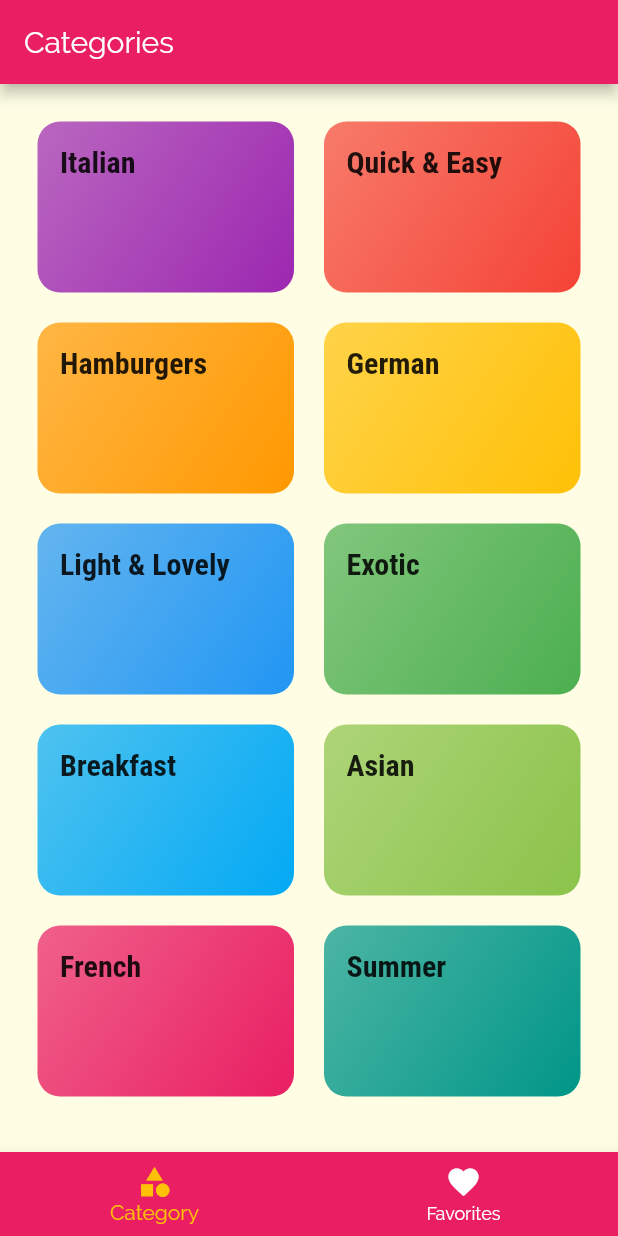
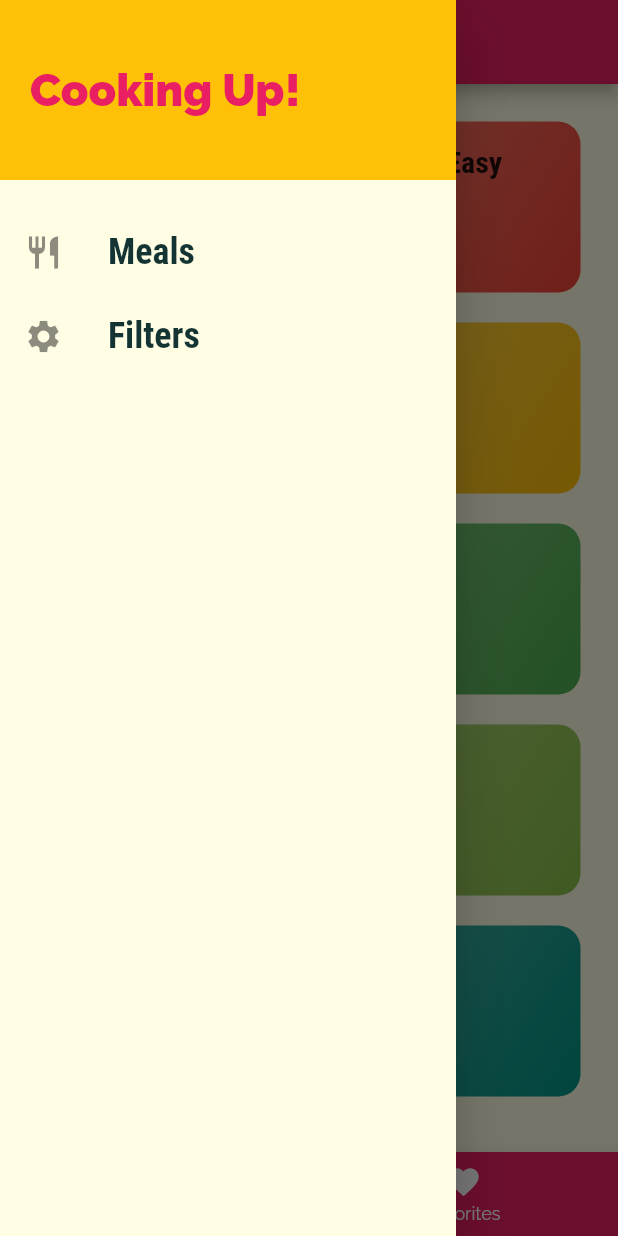
Before and after one commit to FrancaTM/meals-app, a Flutter app: the screen it shows after launch, with the side drawer open (before the commit the screen has no drawer), on a phone screen of 412 x 824 dp. Run offline on Flutter 3.47's test engine with Material 2 defaults, Android fonts, the phone set to English and light mode, and no system bars.

Commit message:
add drawer screen

```diff
--- a/lib/main.dart
+++ b/lib/main.dart
@@ -1,6 +1,7 @@
 import 'package:flutter/material.dart';
 import 'package:meals_app/screens/categories_screen.dart';
 import 'package:meals_app/screens/category_meals_screen.dart';
+import 'package:meals_app/screens/filters_screen.dart';
 import 'package:meals_app/screens/meal_detail_screen.dart';
 import 'package:meals_app/screens/tabs_screen.dart';
 
@@ -36,6 +37,7 @@ class MyApp extends StatelessWidget {
         CategoriesScreen.routeName: (context) => TabsScreen(),
         CategoryMealsScreen.routeName: (context) => CategoryMealsScreen(),
         MealDetailScreen.routeName: (context) => MealDetailScreen(),
+        FiltersScreen.routeName: (context) => FiltersScreen(),
       },
       onGenerateRoute: (settings) {
         print(settings.arguments);
--- /dev/null
+++ b/lib/screens/filters_screen.dart
@@ -0,0 +1,14 @@
+import 'package:flutter/material.dart';
+
+class FiltersScreen extends StatelessWidget {
+  static const routeName = '/filters';
+
+  @override
+  Widget build(BuildContext context) {
+    return Scaffold(
+      appBar: AppBar(
+        title: Text('Filters'),
+      ),
+    );
+  }
+}
--- a/lib/screens/tabs_screen.dart
+++ b/lib/screens/tabs_screen.dart
@@ -1,6 +1,7 @@
 import 'package:flutter/material.dart';
 import 'package:meals_app/screens/categories_screen.dart';
 import 'package:meals_app/screens/favorites_screen.dart';
+import 'package:meals_app/widgets/main_drawer.dart';
 
 class TabsScreen extends StatefulWidget {
   @override
@@ -32,6 +33,7 @@ class _TabsScreenState extends State<TabsScreen> {
       appBar: AppBar(
         title: Text(_pages[_selectedPageIndex]['title']),
       ),
+      drawer: MainDrawer(),
       body: _pages[_selectedPageIndex]['page'],
       bottomNavigationBar: BottomNavigationBar(
         onTap: _selectPage,
--- /dev/null
+++ b/lib/widgets/main_drawer.dart
@@ -0,0 +1,65 @@
+import 'package:flutter/material.dart';
+import 'package:meals_app/screens/categories_screen.dart';
+import 'package:meals_app/screens/filters_screen.dart';
+
+class MainDrawer extends StatelessWidget {
+  Widget _buildListTile(IconData icon, String title, Function tapHandler) {
+    return ListTile(
+      leading: Icon(
+        icon,
+        size: 26,
+      ),
+      title: Text(
+        title,
+        style: TextStyle(
+          fontFamily: 'RobotoCondensed',
+          fontSize: 24,
+          fontWeight: FontWeight.bold,
+        ),
+      ),
+      onTap: tapHandler,
+    );
+  }
+
+  @override
+  Widget build(BuildContext context) {
+    return Drawer(
+      child: Column(
+        children: <Widget>[
+          Container(
+            height: 120,
+            width: double.infinity,
+            padding: EdgeInsets.all(20),
+            alignment: Alignment.centerLeft,
+            color: Theme.of(context).accentColor,
+            child: Text(
+              'Cooking Up!',
+              style: TextStyle(
+                fontWeight: FontWeight.w900,
+                fontSize: 30,
+                color: Theme.of(context).primaryColor,
+              ),
+            ),
+          ),
+          SizedBox(
+            height: 20,
+          ),
+          _buildListTile(
+            Icons.restaurant,
+            'Meals',
+            () {
+              Navigator.of(context).pushNamed(CategoriesScreen.routeName);
+            },
+          ),
+          _buildListTile(
+            Icons.settings,
+            'Filters',
+            () {
+              Navigator.of(context).pushNamed(FiltersScreen.routeName);
+            },
+          ),
+        ],
+      ),
+    );
+  }
+}
```
